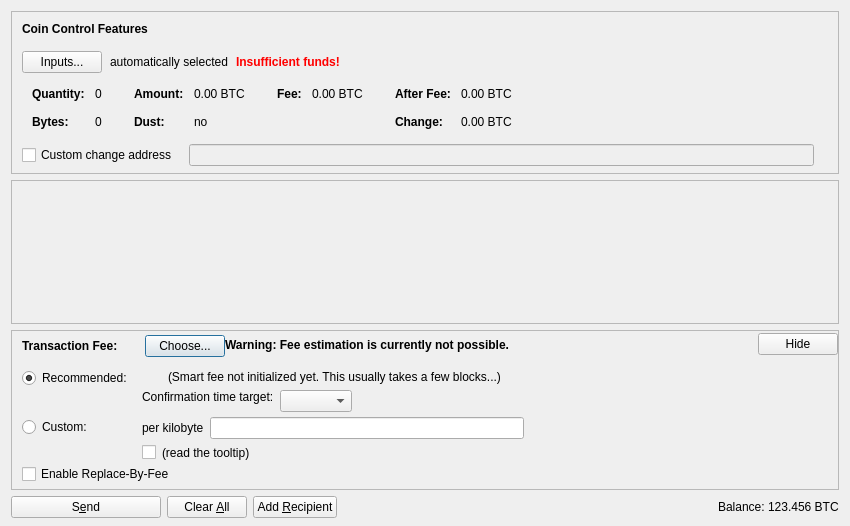
Old version of the form src/qt/forms/sendcoinsdialog.ui in the repository stance-project/stance-core.
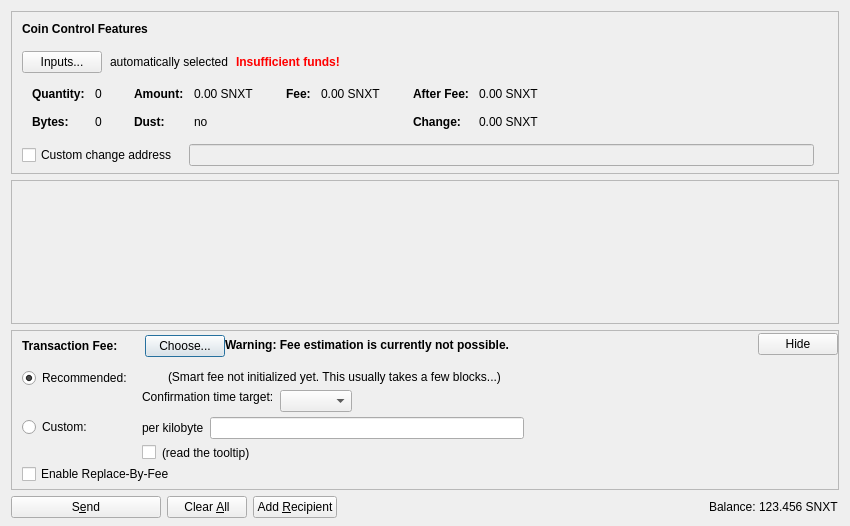
New version of the form. Icons and pictures are not drawn. Custom widgets are drawn as their Qt base class.

What changed in the file:
```diff
--- a/src/qt/forms/sendcoinsdialog.ui
+++ b/src/qt/forms/sendcoinsdialog.ui
@@ -324,7 +324,7 @@
                   <enum>Qt::ActionsContextMenu</enum>
                  </property>
                  <property name="text">
-                  <string notr="true">0.00 BTC</string>
+                  <string notr="true">0.00 SNXT</string>
                  </property>
                  <property name="textInteractionFlags">
                   <set>Qt::LinksAccessibleByMouse|Qt::TextSelectableByKeyboard|Qt::TextSelectableByMouse</set>
@@ -404,7 +404,7 @@
                   <enum>Qt::ActionsContextMenu</enum>
                  </property>
                  <property name="text">
-                  <string notr="true">0.00 BTC</string>
+                  <string notr="true">0.00 SNXT</string>
                  </property>
                  <property name="textInteractionFlags">
                   <set>Qt::LinksAccessibleByMouse|Qt::TextSelectableByKeyboard|Qt::TextSelectableByMouse</set>
@@ -455,7 +455,7 @@
                   <enum>Qt::ActionsContextMenu</enum>
                  </property>
                  <property name="text">
-                  <string notr="true">0.00 BTC</string>
+                  <string notr="true">0.00 SNXT</string>
                  </property>
                  <property name="textInteractionFlags">
                   <set>Qt::LinksAccessibleByMouse|Qt::TextSelectableByKeyboard|Qt::TextSelectableByMouse</set>
@@ -484,7 +484,7 @@
                   <enum>Qt::ActionsContextMenu</enum>
                  </property>
                  <property name="text">
-                  <string notr="true">0.00 BTC</string>
+                  <string notr="true">0.00 SNXT</string>
                  </property>
                  <property name="textInteractionFlags">
                   <set>Qt::LinksAccessibleByMouse|Qt::TextSelectableByKeyboard|Qt::TextSelectableByMouse</set>
@@ -1249,7 +1249,7 @@
           <cursorShape>IBeamCursor</cursorShape>
          </property>
          <property name="text">
-          <string notr="true">123.456 BTC</string>
+          <string notr="true">123.456 SNXT</string>
          </property>
          <property name="textInteractionFlags">
           <set>Qt::LinksAccessibleByMouse|Qt::TextSelectableByKeyboard|Qt::TextSelectableByMouse</set>
```
